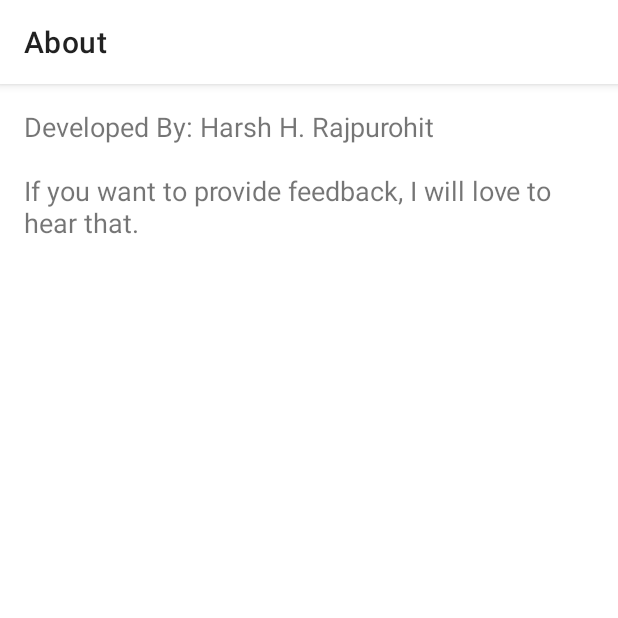
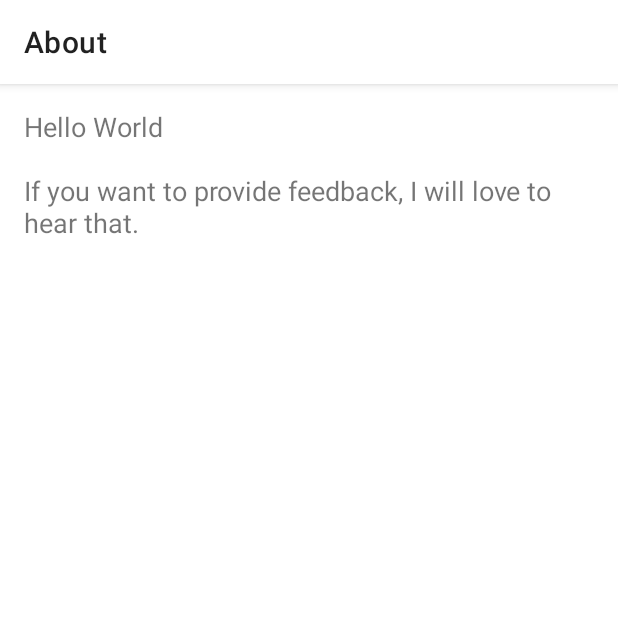
Before and after one commit to kainfuon/MusicPlayer, an Android app: the AboutActivity screen opened directly, with no data from a screen before it, on a phone screen of 412 x 824 dp, the top half of it. Run offline under Robolectric (Android 15) with nearby library versions, the phone set to English and light mode, and no system bars.

Commit message:
chinh lai giao dien

```diff
--- a/app/src/main/java/com/example/musicPlayer/AboutActivity.kt
+++ b/app/src/main/java/com/example/musicPlayer/AboutActivity.kt
@@ -17,7 +17,7 @@ class AboutActivity : AppCompatActivity() {
         binding.aboutText.text = aboutText()
     }
     private fun aboutText(): String{
-        return "Developed By: Harsh H. Rajpurohit" +
+        return "Hello World" +
                 "\n\nIf you want to provide feedback, I will love to hear that."
     }
 }
--- a/app/src/main/res/layout/activity_settings.xml
+++ b/app/src/main/res/layout/activity_settings.xml
@@ -82,7 +82,7 @@
             android:layout_width="50dp"
             android:layout_height="match_parent"
             android:src="@drawable/sort_icon"
-            android:tint="@color/cool_pink"
+            android:tint="@color/black"
             android:padding="5dp"/>
     </LinearLayout>
 
--- a/app/src/main/res/values/themes.xml
+++ b/app/src/main/res/values/themes.xml
@@ -123,7 +123,7 @@
         <item name="themeColor">@color/black</item>
         <item name="colorPrimary">@color/purple_500</item>
         <item name="colorPrimaryVariant">@color/black</item>
-        <item name="colorOnPrimary">@color/white</item>
+        <item name="colorOnPrimary">@color/black</item>
         <item name="colorSecondary">@color/teal_200</item>
         <item name="colorSecondaryVariant">@color/teal_700</item>
         <item name="colorOnSecondary">@color/black</item>
@@ -135,7 +135,7 @@
         <item name="themeColor">@color/black</item>
         <item name="colorPrimary">@color/white</item>
         <item name="colorPrimaryVariant">@color/black</item>
-        <item name="colorOnPrimary">@color/white</item>
+        <item name="colorOnPrimary">@color/black</item>
         <item name="colorSecondary">@color/cool_pink</item>
         <item name="colorSecondaryVariant">@color/teal_700</item>
         <item name="colorOnSecondary">@color/black</item>
```
Also changed, not shown: app/src/main/java/com/example/musicPlayer/FeedbackActivity.kt (+0 -58 lines), app/src/main/res/layout/fragment_now_playing.xml (+17 -2 lines), 1 other file.
